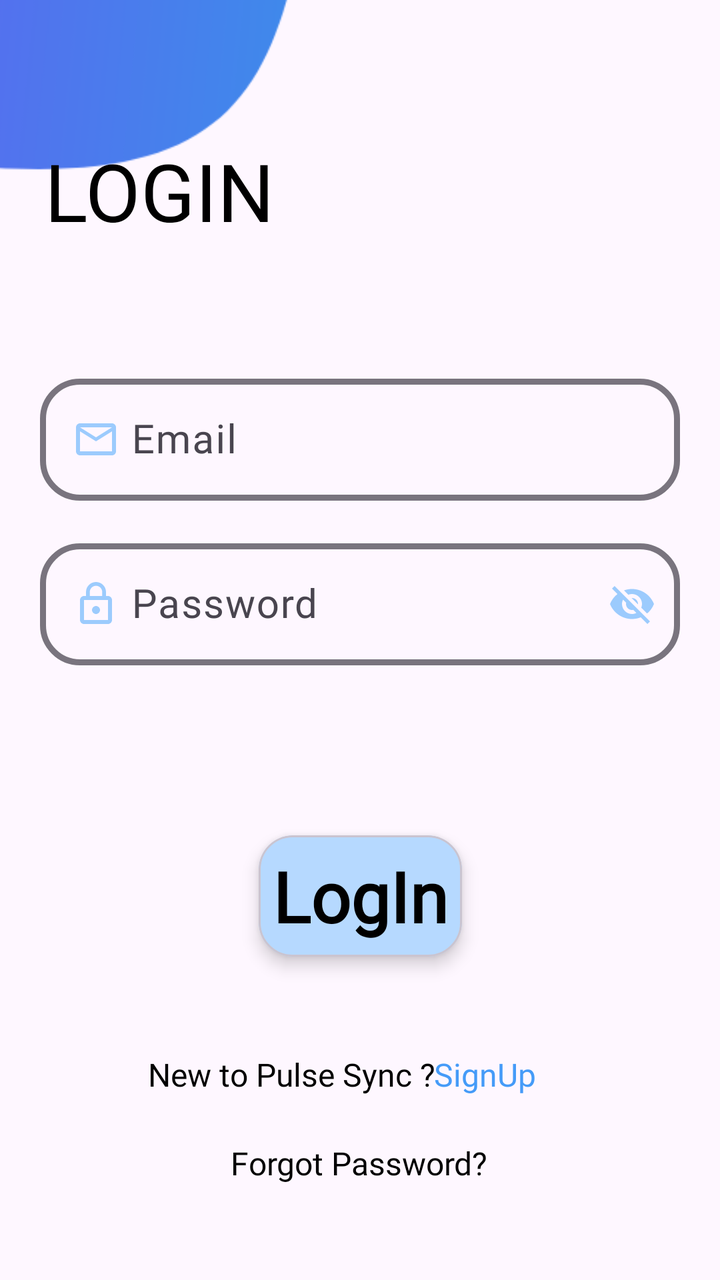
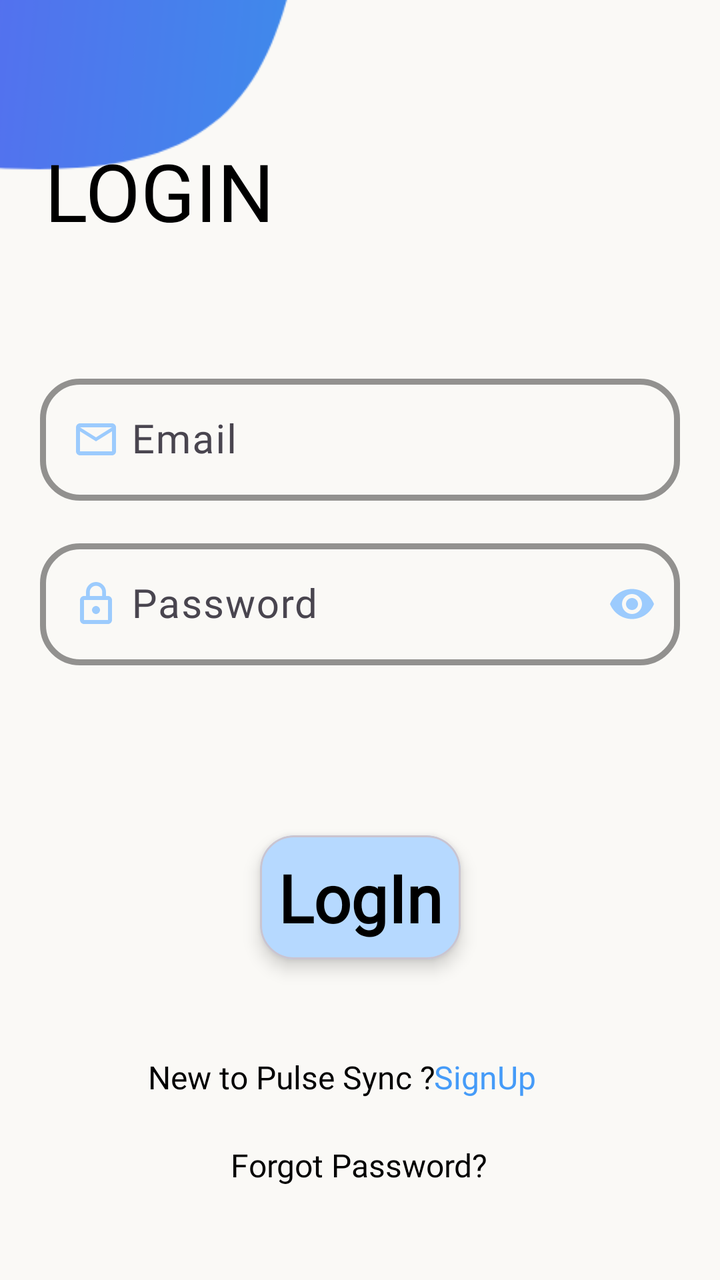

The first picture is an Android layout as it rendered before a commit; the second is the same layout after the commit. The layout source and the unified diff follow.
<!-- AndroidManifest.xml: application theme Theme.PulseSync -->
<!-- res/layout/activity_login.xml -->
<?xml version="1.0" encoding="utf-8"?>
<androidx.constraintlayout.widget.ConstraintLayout xmlns:android="http://schemas.android.com/apk/res/android"
    xmlns:app="http://schemas.android.com/apk/res-auto"
    xmlns:tools="http://schemas.android.com/tools"
    android:id="@+id/main"
    android:layout_width="match_parent"
    android:layout_height="match_parent"
    tools:context=".login">

    <ImageView
        android:id="@+id/imageView"
        android:layout_width="495dp"
        android:layout_height="368dp"
        android:layout_marginEnd="104dp"
        android:layout_marginBottom="488dp"
        android:src="@drawable/graphic_1"
        app:layout_constraintBottom_toBottomOf="parent"
        app:layout_constraintEnd_toEndOf="parent">
    </ImageView>

    <TextView
        android:layout_width="wrap_content"
        android:layout_height="wrap_content"
        android:layout_marginTop="68dp"
        android:fontFamily="@font/lufga_regular"
        android:text="LOGIN"
        android:textColor="@color/black"
        android:textSize="40sp"
        app:layout_constraintBottom_toBottomOf="@+id/imageView"
        app:layout_constraintEnd_toEndOf="@+id/imageView"
        app:layout_constraintHorizontal_bias="0.158"
        app:layout_constraintStart_toStartOf="parent"
        app:layout_constraintTop_toTopOf="parent"
        app:layout_constraintVertical_bias="0.023">
    </TextView>

    <com.google.android.material.textfield.TextInputLayout
        android:id="@+id/textInputLayout"
        android:layout_width="match_parent"
        android:layout_height="wrap_content"
        android:layout_marginStart="20dp"
        android:layout_marginTop="32dp"
        android:layout_marginEnd="20dp"
        app:boxCornerRadiusBottomEnd="20dp"
        app:boxCornerRadiusBottomStart="20dp"
        app:boxCornerRadiusTopEnd="20dp"
        app:boxCornerRadiusTopStart="20dp"
        app:boxStrokeWidth="3dp"
        app:layout_constraintEnd_toEndOf="parent"
        app:layout_constraintHorizontal_bias="0.0"
        app:layout_constraintStart_toStartOf="parent"
        app:errorContentDescription="Please enter valid Email"
        app:layout_constraintTop_toBottomOf="@+id/imageView">

        <com.google.android.material.textfield.TextInputEditText
            android:id="@+id/loginEmail"
            android:layout_width="match_parent"
            android:layout_height="wrap_content"
            android:drawableStart="@drawable/baseline_mail_outline_24"
            android:fontFamily="@font/source_sans_pro"
            android:hint=" Email"
            android:textSize="20sp" />
    </com.google.android.material.textfield.TextInputLayout>

    <com.google.android.material.textfield.TextInputLayout
        android:id="@+id/textInputLayout2"
        android:layout_width="match_parent"
        android:layout_height="wrap_content"
        android:layout_marginStart="20dp"
        android:layout_marginTop="16dp"
        android:layout_marginEnd="20dp"
        app:boxCornerRadiusBottomEnd="20dp"
        app:boxCornerRadiusBottomStart="20dp"
        app:boxCornerRadiusTopEnd="20dp"
        app:boxCornerRadiusTopStart="20dp"
        app:boxStrokeWidth="3dp"
        app:endIconMode="password_toggle"
        app:endIconTint="#9CCBFD"
        app:errorContentDescription="Pass should contain a special character."
        app:layout_constraintEnd_toEndOf="parent"
        app:layout_constraintHorizontal_bias="0.0"
        app:layout_constraintStart_toStartOf="parent"
        app:layout_constraintTop_toBottomOf="@+id/textInputLayout">

        <com.google.android.material.textfield.TextInputEditText
            android:id="@+id/loginPass"
            android:layout_width="match_parent"
            android:layout_height="wrap_content"
            android:drawableStart="@drawable/baseline_lock_outline_24"
            android:fontFamily="@font/source_sans_pro"
            android:hint=" Password"
            android:textSize="20sp"
            tools:layout_editor_absoluteX="5dp"
            tools:layout_editor_absoluteY="353dp">
        </com.google.android.material.textfield.TextInputEditText>

    </com.google.android.material.textfield.TextInputLayout>

    <com.google.android.material.card.MaterialCardView
        android:id="@+id/loginButton"
        android:layout_width="wrap_content"
        android:layout_height="wrap_content"
        android:layout_marginTop="85dp"
        android:backgroundTint="@color/primary_blue"
        app:cardCornerRadius="17dp"
        app:cardElevation="5dp"
        app:layout_constraintEnd_toEndOf="parent"
        app:layout_constraintStart_toStartOf="parent"
        app:layout_constraintTop_toBottomOf="@+id/textInputLayout2">

        <TextView
            android:layout_width="wrap_content"
            android:layout_height="wrap_content"
            android:layout_margin="7dp"
            android:fontFamily="@font/lufga_regular"
            android:text="LogIn"
            android:textColor="@color/black"
            android:textSize="35dp"
            android:textStyle="bold">

        </TextView>
    </com.google.android.material.card.MaterialCardView>

    <TextView
        android:id="@+id/tVSignUp"
        android:layout_width="wrap_content"
        android:layout_height="wrap_content"
        android:layout_marginStart="112dp"
        android:layout_marginTop="48dp"
        android:layout_marginEnd="1dp"
        android:fontFamily="@font/lufga_regular"
        android:text="New to Pulse Sync ? "
        android:textColor="@color/black"
        android:textSize="16sp"
        app:layout_constraintEnd_toStartOf="@+id/tVSignUp2"
        app:layout_constraintHorizontal_bias="0.875"
        app:layout_constraintStart_toStartOf="parent"
        app:layout_constraintTop_toBottomOf="@+id/loginButton">

    </TextView>

    <TextView
        android:id="@+id/tVSignUp2"
        android:layout_width="wrap_content"
        android:layout_height="wrap_content"
        android:layout_marginTop="48dp"
        android:layout_marginEnd="92dp"
        android:layout_marginStart="2dp"
        android:fontFamily="@font/lufga_regular"
        android:text="SignUp"
        android:textColor="#459BF8"
        android:textSize="16sp"
        app:layout_constraintBottom_toTopOf="@+id/tVForgotPass"
        app:layout_constraintEnd_toEndOf="parent"
        app:layout_constraintTop_toBottomOf="@+id/loginButton"
        app:layout_constraintVertical_bias="0.0">

    </TextView>

    <TextView
        android:id="@+id/tVForgotPass"
        android:layout_width="wrap_content"
        android:layout_height="wrap_content"
        android:text="Forgot Password?"
        android:textSize="16sp"
        android:textColor="@color/black"
        android:fontFamily="@font/lufga_regular"
        app:layout_constraintBottom_toBottomOf="parent"
        app:layout_constraintEnd_toEndOf="parent"
        app:layout_constraintHorizontal_bias="0.498"
        app:layout_constraintStart_toStartOf="parent"
        app:layout_constraintTop_toBottomOf="@+id/tVSignUp"
        app:layout_constraintVertical_bias="0.324">

    </TextView>
</androidx.constraintlayout.widget.ConstraintLayout>
<!-- resources referenced by this layout -->
<resources>
  <color name="black">#FF000000</color>
  <color name="primary_blue">#b6d9ff</color>
  <!-- drawable baseline_lock_outline_24 (drawable) -->
  <vector xmlns:android="http://schemas.android.com/apk/res/android" android:height="24dp" android:tint="#9CCBFD" android:viewportHeight="24" android:viewportWidth="24" android:width="24dp">
        
      <path android:fillColor="@android:color/white" android:pathData="M12,17c1.1,0 2,-0.9 2,-2s-0.9,-2 -2,-2s-2,0.9 -2,2S10.9,17 12,17zM18,8h-1V6c0,-2.76 -2.24,-5 -5,-5S7,3.24 7,6v2H6c-1.1,0 -2,0.9 -2,2v10c0,1.1 0.9,2 2,2h12c1.1,0 2,-0.9 2,-2V10C20,8.9 19.1,8 18,8zM8.9,6c0,-1.71 1.39,-3.1 3.1,-3.1s3.1,1.39 3.1,3.1v2H8.9V6zM18,20H6V10h12V20z"/>
      
  </vector>
  <!-- drawable baseline_mail_outline_24 (drawable) -->
  <vector xmlns:android="http://schemas.android.com/apk/res/android" android:height="24dp" android:tint="#9CCBFD" android:viewportHeight="24" android:viewportWidth="24" android:width="24dp">
        
      <path android:fillColor="@android:color/white" android:pathData="M20,4L4,4c-1.1,0 -1.99,0.9 -1.99,2L2,18c0,1.1 0.9,2 2,2h16c1.1,0 2,-0.9 2,-2L22,6c0,-1.1 -0.9,-2 -2,-2zM20,18L4,18L4,8l8,5 8,-5v10zM12,11L4,6h16l-8,5z"/>
      
  </vector>
  <!-- drawable graphic_1: png bitmap (drawable, 17124 bytes) -->
  <style name="Theme.PulseSync" parent="Base.Theme.PulseSync" />
  <style name="Base.Theme.PulseSync" parent="Theme.Material3.DayNight.NoActionBar">
          
          
      </style>
</resources>

<!-- the commit's change to res/layout/activity_login.xml (unified diff, before → after) -->
@@ -4,6 +4,7 @@
     xmlns:tools="http://schemas.android.com/tools"
     android:id="@+id/main"
     android:layout_width="match_parent"
+    android:background="@color/white_dove"
     android:layout_height="match_parent"
     tools:context=".login">
 
@@ -46,6 +47,8 @@
         app:boxCornerRadiusTopEnd="20dp"
         app:boxCornerRadiusTopStart="20dp"
         app:boxStrokeWidth="3dp"
+        app:endIconMode="clear_text"
+        app:boxStrokeColor="@color/primary_blue"
         app:layout_constraintEnd_toEndOf="parent"
         app:layout_constraintHorizontal_bias="0.0"
         app:layout_constraintStart_toStartOf="parent"
@@ -70,6 +73,7 @@
         android:layout_marginTop="16dp"
         android:layout_marginEnd="20dp"
         app:boxCornerRadiusBottomEnd="20dp"
+        app:boxStrokeColor="@color/primary_blue"
         app:boxCornerRadiusBottomStart="20dp"
         app:boxCornerRadiusTopEnd="20dp"
         app:boxCornerRadiusTopStart="20dp"
@@ -90,6 +94,7 @@
             android:fontFamily="@font/source_sans_pro"
             android:hint=" Password"
             android:textSize="20sp"
+            android:inputType="textPassword"
             tools:layout_editor_absoluteX="5dp"
             tools:layout_editor_absoluteY="353dp">
         </com.google.android.material.textfield.TextInputEditText>
@@ -111,11 +116,11 @@
         <TextView
             android:layout_width="wrap_content"
             android:layout_height="wrap_content"
-            android:layout_margin="7dp"
+            android:layout_margin="9dp"
             android:fontFamily="@font/lufga_regular"
             android:text="LogIn"
             android:textColor="@color/black"
-            android:textSize="35dp"
+            android:textSize="33dp"
             android:textStyle="bold">
 
         </TextView>
<!-- resource entries referenced after the edit -->
@@ -2,6 +2,7 @@
 <resources>
   <color name="black">#FF000000</color>
   <color name="primary_blue">#b6d9ff</color>
+  <color name="white_dove">#FAF9F6</color>
   <!-- drawable baseline_lock_outline_24 (drawable) -->
   <vector xmlns:android="http://schemas.android.com/apk/res/android" android:height="24dp" android:tint="#9CCBFD" android:viewportHeight="24" android:viewportWidth="24" android:width="24dp">
         
